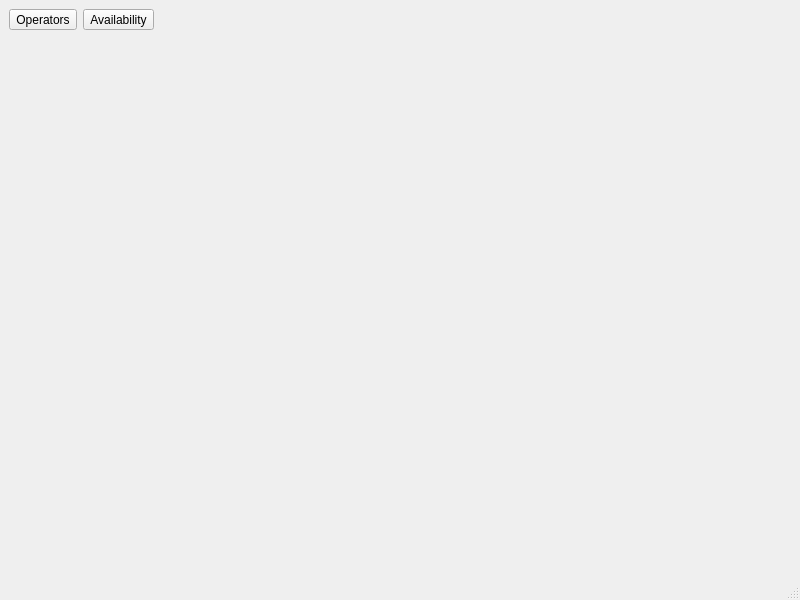
Qt form mainwindow.ui (arxarian/shiftplanner) before a commit.
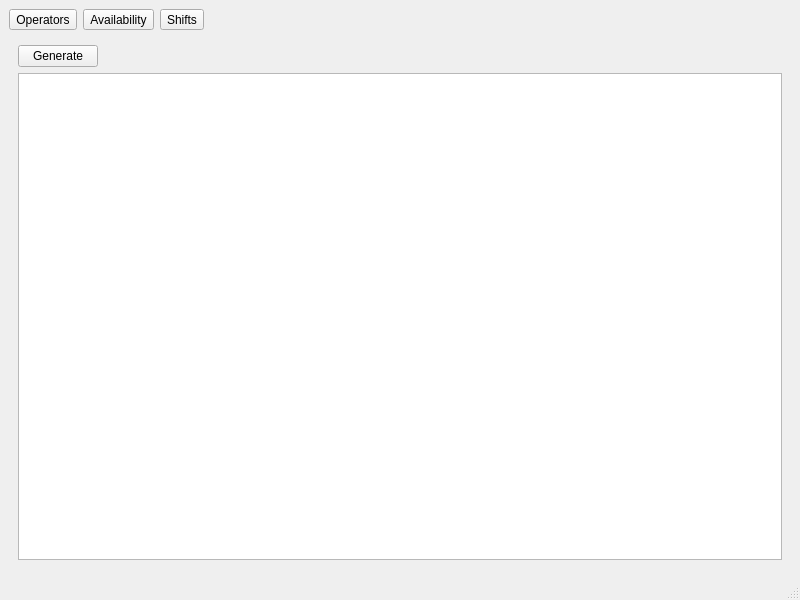
The same form after that commit. The open tabs and pages were chosen to show the change.

Commit message: use or-tools

What changed in the file:
```diff
--- a/mainwindow.ui
+++ b/mainwindow.ui
@@ -31,6 +31,13 @@
         </property>
        </widget>
       </item>
+      <item>
+       <widget class="QToolButton" name="toolButtonShiftsFrame">
+        <property name="text">
+         <string>Shifts</string>
+        </property>
+       </widget>
+      </item>
       <item>
        <spacer name="horizontalSpacer">
         <property name="orientation">
@@ -85,7 +92,43 @@
         </item>
        </layout>
       </widget>
-      <widget class="QWidget" name="page_2"/>
+      <widget class="QWidget" name="page_2">
+       <layout class="QGridLayout" name="gridLayout_4">
+        <item row="0" column="0">
+         <layout class="QHBoxLayout" name="horizontalLayout_2">
+          <item>
+           <widget class="QPushButton" name="pushButtonGenerate">
+            <property name="sizePolicy">
+             <sizepolicy hsizetype="Fixed" vsizetype="Fixed">
+              <horstretch>0</horstretch>
+              <verstretch>0</verstretch>
+             </sizepolicy>
+            </property>
+            <property name="text">
+             <string>Generate</string>
+            </property>
+           </widget>
+          </item>
+          <item>
+           <spacer name="horizontalSpacer_2">
+            <property name="orientation">
+             <enum>Qt::Horizontal</enum>
+            </property>
+            <property name="sizeHint" stdset="0">
+             <size>
+              <width>40</width>
+              <height>20</height>
+             </size>
+            </property>
+           </spacer>
+          </item>
+         </layout>
+        </item>
+        <item row="1" column="0">
+         <widget class="QTableView" name="tableViewShifts"/>
+        </item>
+       </layout>
+      </widget>
      </widget>
     </item>
    </layout>
```
The commit also changes 8 other files.
